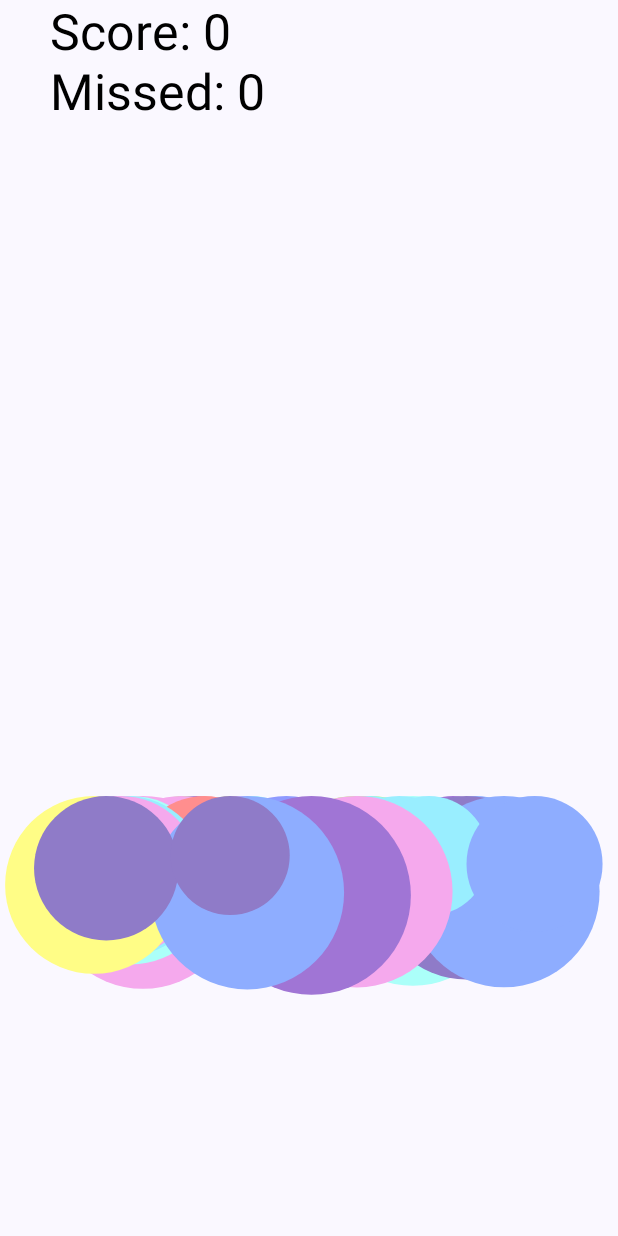
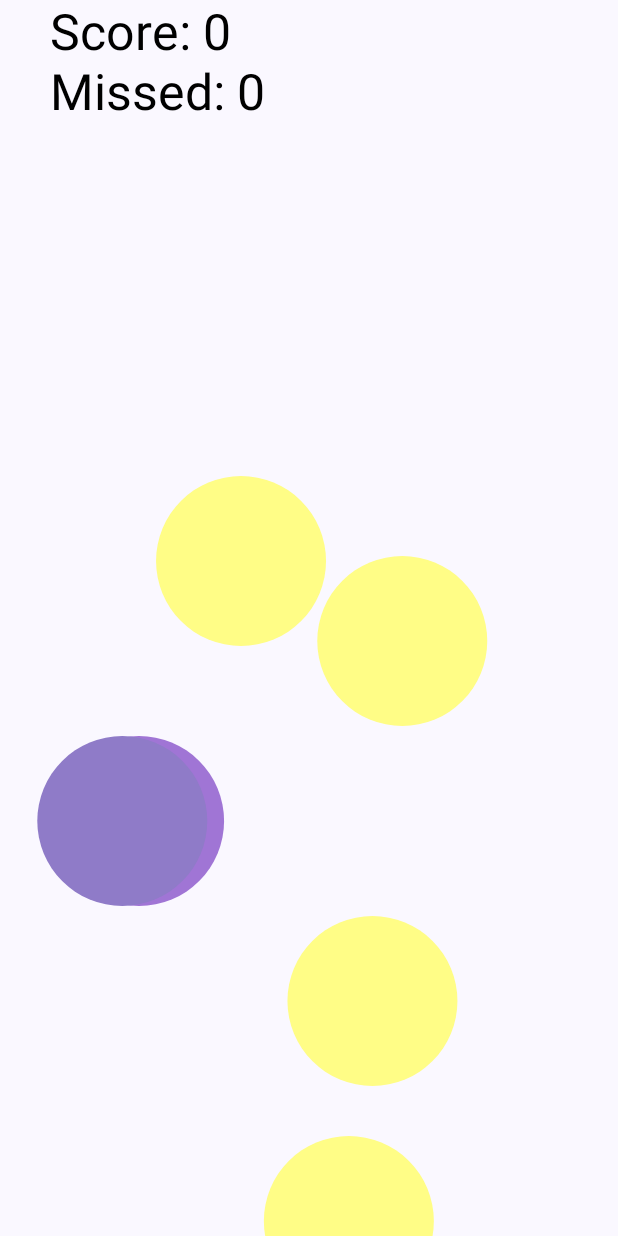
Before and after one commit to SabaAnsari2002/balloon-game, an Android app built with Jetpack Compose: the screen it shows after launch (MainActivity), after a tap on "شروع بازی", on a phone screen of 412 x 824 dp. Run offline under Robolectric (Android 15) with nearby library versions, the phone set to English and light mode, and no system bars.

Commit message:
forth commit

```diff
--- a/app/src/main/java/com/saba/balloongame/BalloonView.kt
+++ b/app/src/main/java/com/saba/balloongame/BalloonView.kt
@@ -22,6 +22,9 @@ class BalloonView(context: Context, attrs: AttributeSet? = null) : View(context,
     private var missedBalloonsCount = 0 // شمارش بادکنک‌های نترکیده و خارج شده
     var onGameOver: (() -> Unit)? = null // تعریف یک تابع برای هندل کردن پایان بازی
 
+    // تعریف سایز ثابت برای بادکنک‌ها
+    private val balloonRadius = 85f
+
     // تعریف رنگ‌ها به صورت مقادیر صحیح
     private val balloonColors = intArrayOf(
         Color.parseColor("#ABFFF9"), Color.parseColor("#A075D5"), Color.parseColor("#F5A9ED"),
@@ -30,12 +33,24 @@ class BalloonView(context: Context, attrs: AttributeSet? = null) : View(context,
         Color.parseColor("#99EEFF")
     )
 
+    private val handler = Handler()
+    private var isGameRunning = false
+    private val maxBalloons = 20 // افزایش حداکثر تعداد بادکنک‌ها
+
     init {
         resetGame()
-        // تنظیم انیمیشن حرکت بادکنک‌ها
-        val handler = Handler()
-        handler.post(object : Runnable {
+    }
+
+    private fun startGame() {
+        isGameRunning = true
+        handler.post(updateRunnable)
+        addBalloonWithDelay()
+    }
+
+    private val updateRunnable = object : Runnable {
         override fun run() {
+            if (!isGameRunning) return
+
             if (missedBalloonsCount >= 5) {
                 onGameOver?.invoke()
                 return
@@ -44,7 +59,7 @@ class BalloonView(context: Context, attrs: AttributeSet? = null) : View(context,
             val balloonsToRemove = mutableListOf<Balloon>()
             for (balloon in balloons) {
                 balloon.y -= speed // سرعت حرکت بادکنک‌ها
-                    if (balloon.y + balloon.radius < 0) {
+                if (balloon.y + balloonRadius < 0) {
                     balloonsToRemove.add(balloon)
                     missedBalloonsCount++
                     if (missedBalloonsCount >= 5) {
@@ -54,21 +69,26 @@ class BalloonView(context: Context, attrs: AttributeSet? = null) : View(context,
                 }
             }
             balloons.removeAll(balloonsToRemove)
-                while (balloons.size < 10) {
-                    balloons.add(generateRandomBalloon())
-                }
-                invalidate()
 
             // افزایش سرعت هر ۱۵ ثانیه
             val currentTime = System.currentTimeMillis()
-                if (currentTime - lastSpeedChangeTime >= 15000) {
-                    speed += 5 // افزایش سرعت
+            if (currentTime - lastSpeedChangeTime >= 10000) {
+                speed += 4 // افزایش سرعت
                 lastSpeedChangeTime = currentTime
             }
 
+            invalidate()
             handler.postDelayed(this, 50) // به‌روزرسانی هر 50 میلی‌ثانیه
         }
-        })
+    }
+
+    private fun addBalloonWithDelay() {
+        handler.postDelayed({
+            if (isGameRunning && balloons.size < maxBalloons) {
+                balloons.add(generateRandomBalloon())
+                addBalloonWithDelay()
+            }
+        }, Random.nextLong(300, 1000)) // تاخیر تصادفی بین 0.3 تا 1 ثانیه
     }
 
     override fun onDraw(canvas: Canvas) {
@@ -76,7 +96,7 @@ class BalloonView(context: Context, attrs: AttributeSet? = null) : View(context,
         // رسم بادکنک‌ها
         for (balloon in balloons) {
             paint.color = balloon.color
-            canvas.drawCircle(balloon.x, balloon.y, balloon.radius, paint)
+            canvas.drawCircle(balloon.x, balloon.y, balloonRadius, paint)
         }
         // نمایش امتیاز و تعداد بادکنک‌های نترکیده
         paint.color = Color.BLACK
@@ -91,7 +111,7 @@ class BalloonView(context: Context, attrs: AttributeSet? = null) : View(context,
             val iterator = balloons.iterator()
             while (iterator.hasNext()) {
                 val balloon = iterator.next()
-                if (balloon.contains(event.x, event.y)) {
+                if (balloon.contains(event.x, event.y, balloonRadius)) {
                     iterator.remove()
                     score++
                     break
@@ -103,29 +123,27 @@ class BalloonView(context: Context, attrs: AttributeSet? = null) : View(context,
     }
 
     private fun generateRandomBalloon(): Balloon {
-        val radius = 50f + Random.nextFloat() * 50f
-        val x = radius + Random.nextFloat() * (width - 2 * radius)
-        val y = height.toFloat() + radius // از پایین صفحه وارد شود
-        return Balloon(x, y, radius, balloonColors[Random.nextInt(balloonColors.size)])
+        val x = balloonRadius + Random.nextFloat() * (width - 2 * balloonRadius)
+        val y = height.toFloat() + balloonRadius // از پایین صفحه وارد شود
+        return Balloon(x, y, balloonColors[Random.nextInt(balloonColors.size)])
     }
 
     fun resetGame() {
+        isGameRunning = false
+        handler.removeCallbacksAndMessages(null)
         score = 0
         speed = 10
         missedBalloonsCount = 0
         balloons.clear()
         // اطمینان از اینکه View اندازه‌گیری شده است
         post {
-            for (i in 1..10) {
-                balloons.add(generateRandomBalloon())
-            }
-            invalidate()
+            startGame()
         }
         lastSpeedChangeTime = System.currentTimeMillis()
     }
 
-    data class Balloon(var x: Float, var y: Float, val radius: Float, val color: Int) {
-        fun contains(touchX: Float, touchY: Float): Boolean {
+    data class Balloon(var x: Float, var y: Float, val color: Int) {
+        fun contains(touchX: Float, touchY: Float, radius: Float): Boolean {
             val dx = touchX - x
             val dy = touchY - y
             return dx * dx + dy * dy <= radius * radius
--- a/app/src/main/java/com/saba/balloongame/MainActivity.kt
+++ b/app/src/main/java/com/saba/balloongame/MainActivity.kt
@@ -56,7 +56,7 @@ fun GameOverScreen(onRestartClick: () -> Unit) {
         modifier = Modifier.fillMaxSize()
     ) {
         Column(horizontalAlignment = Alignment.CenterHorizontally) {
-            Text(text = "گیم اور", fontSize = 30.sp)
+            Text(text = "Game Over", fontSize = 30.sp)
             Spacer(modifier = Modifier.height(16.dp))
             Button(onClick = onRestartClick) {
                 Text(text = "شروع مجدد")
```
Lines whose indentation alone changed are shown as unchanged.
